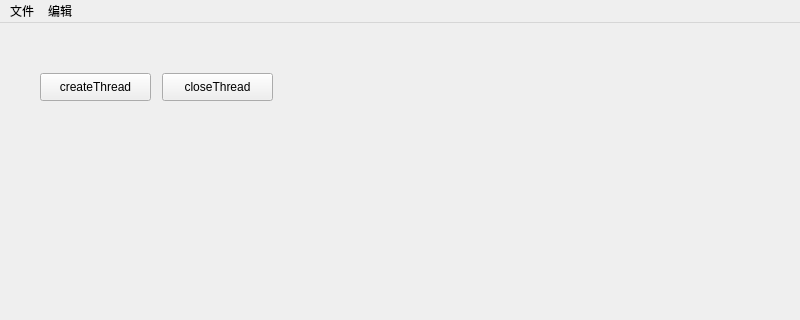
First picture: the form in Test01/mainwindow.ui, repository brucexia1/qt_demo, before the edit; both pictures show x 0 to 800 and y 0 to 320 of the 800 by 600 pixel window.
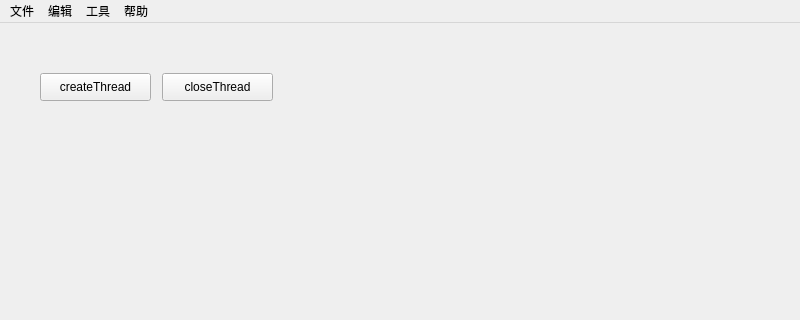
Second picture: the form after the edit.

The edit to the form file:
```diff
--- a/Test01/mainwindow.ui
+++ b/Test01/mainwindow.ui
@@ -60,8 +60,21 @@
      <string>编辑</string>
     </property>
    </widget>
+   <widget class="QMenu" name="menu_3">
+    <property name="title">
+     <string>工具</string>
+    </property>
+    <addaction name="actionStat"/>
+   </widget>
+   <widget class="QMenu" name="menu_4">
+    <property name="title">
+     <string>帮助</string>
+    </property>
+   </widget>
    <addaction name="menu"/>
    <addaction name="menu_2"/>
+   <addaction name="menu_3"/>
+   <addaction name="menu_4"/>
   </widget>
   <widget class="QStatusBar" name="statusbar"/>
  </widget>
```
Left out of the diff: 7 changed lines with no effect on the pictures.
